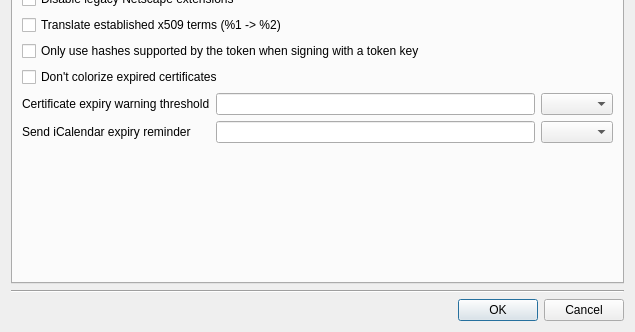
The window that ui/Options.ui (chris2511/xca) describes before a commit, drawn with Qt 5; both pictures show x 0 to 635 and y 168 to 500 of the 635 by 500 pixel window.
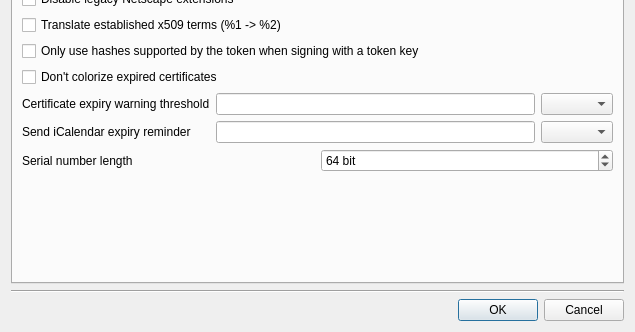
The same window after the commit. Custom widgets are drawn as their Qt base class.

Commit message:
Close #35: Configurable size of serial number.
Allow to configure the previously fixed serial number length
of 64 bit between 8 and 256 bit

```diff
--- a/ui/Options.ui
+++ b/ui/Options.ui
@@ -149,6 +149,36 @@
          </item>
         </layout>
        </item>
+       <item>
+        <layout class="QHBoxLayout" name="horizontalLayout_4">
+         <item>
+          <widget class="QLabel" name="label_5">
+           <property name="text">
+            <string>Serial number length</string>
+           </property>
+          </widget>
+         </item>
+         <item>
+          <widget class="QSpinBox" name="serial_len">
+           <property name="suffix">
+            <string> bit</string>
+           </property>
+           <property name="minimum">
+            <number>8</number>
+           </property>
+           <property name="maximum">
+            <number>256</number>
+           </property>
+           <property name="singleStep">
+            <number>8</number>
+           </property>
+           <property name="value">
+            <number>64</number>
+           </property>
+          </widget>
+         </item>
+        </layout>
+       </item>
        <item>
         <spacer name="verticalSpacer_2">
          <property name="orientation">
```
The commit also changes 4 other files.
